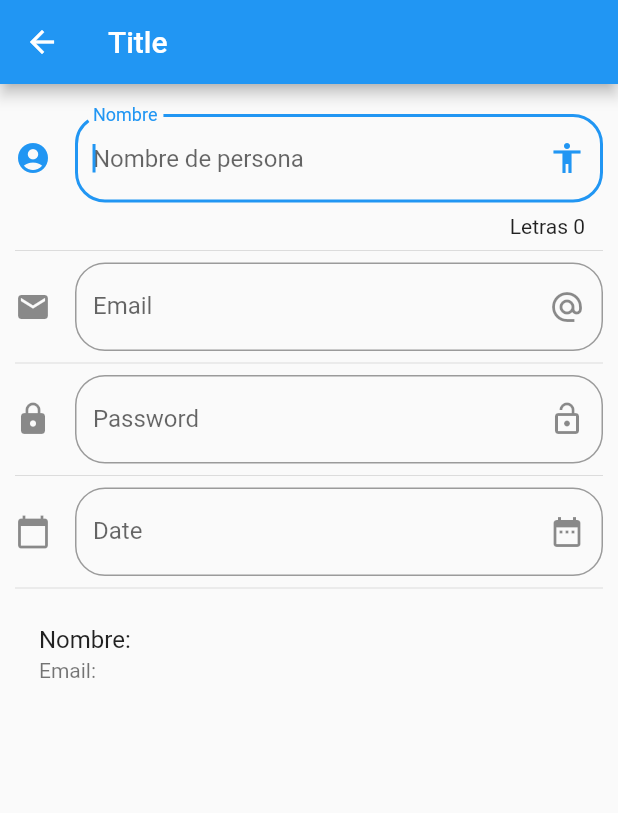
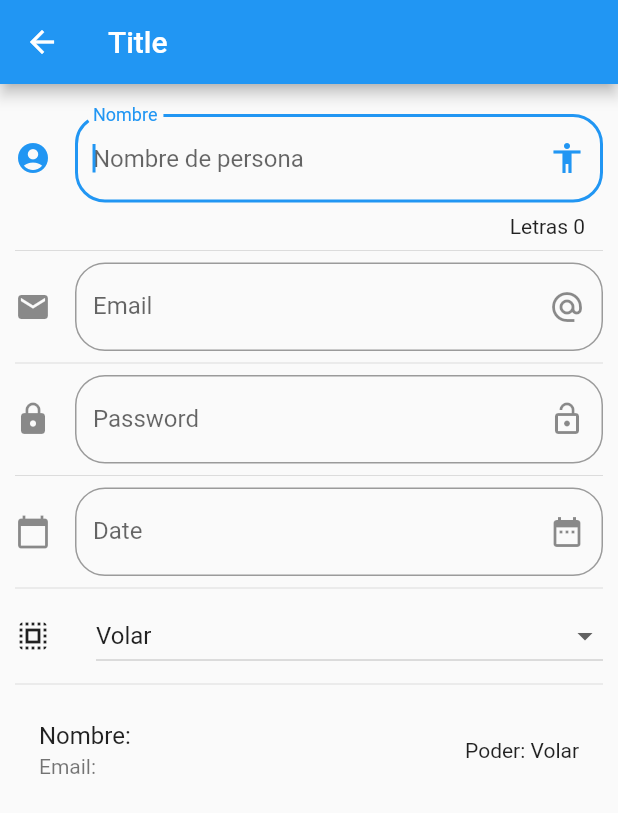
Before and after one commit to jaencarlosap/components_app_flutter, a Flutter app: the screen it shows after launch, after a tap on "Inputs", on a phone screen of 412 x 824 dp. Shown: the top 813 px of the screen. Run offline on Flutter 3.47's test engine with Material 2 defaults, Android fonts, the phone set to English and light mode, and no system bars; network calls fail.

Commit message:
add new dropdown

```diff
--- a/lib/main.dart
+++ b/lib/main.dart
@@ -1,4 +1,5 @@
 import 'package:flutter/material.dart';
+import 'package:flutter_localizations/flutter_localizations.dart';
 
 import 'package:componentes/src/pages/homa_page.dart';
 import 'package:componentes/src/pages/alert_page.dart';
@@ -15,6 +16,11 @@ class MyApp extends StatelessWidget {
   Widget build(BuildContext context) {
     return MaterialApp(
       title: 'Componentes App',
+      localizationsDelegates: [
+        GlobalMaterialLocalizations.delegate,
+        GlobalWidgetsLocalizations.delegate,
+        GlobalCupertinoLocalizations.delegate,
+      ],
       //home: HomePage(),
       initialRoute: '/',
       routes: <String, WidgetBuilder>{
@@ -25,6 +31,10 @@ class MyApp extends StatelessWidget {
         'animatedContainer': (BuildContext context) => AnimatedContainerPage(),
         'inputs': (BuildContext context) => InputPage(),
       },
+      supportedLocales: [
+        const Locale('en', 'US'), // English, no country code
+        const Locale('es', 'ES'), // English, no country code
+      ],
     );
   }
 }
--- a/lib/src/pages/input_page.dart
+++ b/lib/src/pages/input_page.dart
@@ -10,6 +10,9 @@ class _InputPageState extends State<InputPage> {
   String _email = '';
   String _password = '';
   String _date = '';
+  String _opcionSelecionada = 'Volar';
+
+  List<String> _poderes = ['Volar', 'Rayos X', 'Super fuerza'];
 
   TextEditingController _inputDate = new TextEditingController();
 
@@ -29,6 +32,8 @@ class _InputPageState extends State<InputPage> {
           _crearPassword(),
           Divider(),
           _crearDate(context),
+          Divider(),
+          _crearDropdown(),
           Divider(),
           _imprimirPersona(),
         ],
@@ -55,13 +60,6 @@ class _InputPageState extends State<InputPage> {
           _nombre = value;
         });
       },
-    );
-  }
-
-  Widget _imprimirPersona() {
-    return ListTile(
-      title: Text('Nombre: $_nombre'),
-      subtitle: Text('Email: $_email'),
     );
   }
 
@@ -131,6 +129,7 @@ class _InputPageState extends State<InputPage> {
       initialDate: new DateTime.now(),
       firstDate: new DateTime(2018),
       lastDate: new DateTime(2025),
+      locale: Locale('es', 'ES'),
     );
 
     if (picked != null) {
@@ -140,4 +139,48 @@ class _InputPageState extends State<InputPage> {
       });
     }
   }
+
+  Widget _crearDropdown() {
+    return Row(
+      children: [
+        Icon(Icons.select_all),
+        SizedBox(width: 30.0),
+        Expanded(
+          child: DropdownButton(
+            isExpanded: true,
+            items: getOpcionesDropdown(),
+            onChanged: (value) {
+              setState(() {
+                _opcionSelecionada = value;
+              });
+            },
+            value: _opcionSelecionada,
+          ),
+        ),
+      ],
+    );
+  }
+
+  List<DropdownMenuItem<String>> getOpcionesDropdown() {
+    List<DropdownMenuItem<String>> lista = new List();
+
+    _poderes.forEach((value) {
+      lista.add(
+        DropdownMenuItem(
+          value: value,
+          child: Text(value),
+        ),
+      );
+    });
+
+    return lista;
+  }
+
+  Widget _imprimirPersona() {
+    return ListTile(
+      title: Text('Nombre: $_nombre'),
+      subtitle: Text('Email: $_email'),
+      trailing: Text('Poder: $_opcionSelecionada'),
+    );
+  }
 }
--- a/pubspec.yaml
+++ b/pubspec.yaml
@@ -30,6 +30,9 @@ dependencies:
 
 dev_dependencies:
   flutter_test:
+    sdk: flutter
+
+  flutter_localizations:
     sdk: flutter
 
 # For information on the generic Dart part of this file, see the
```
Also changed, not shown: pubspec.lock.
